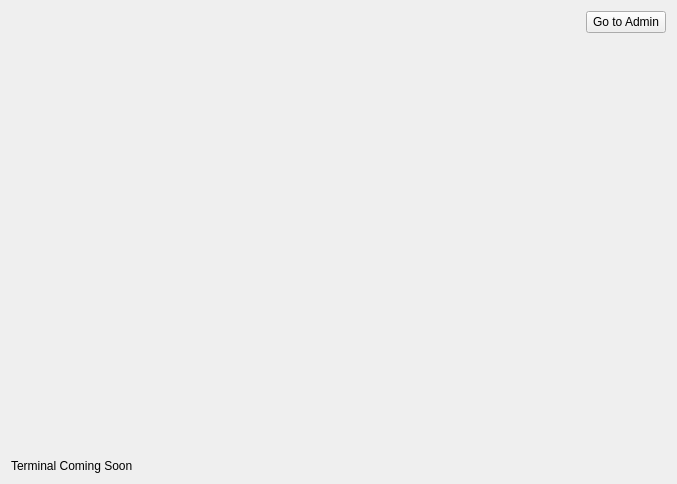
This is terminalwidget.ui in mujeeb11503051/ClinicTimeManager as Qt 5 draws it before an edit. The edited form follows.
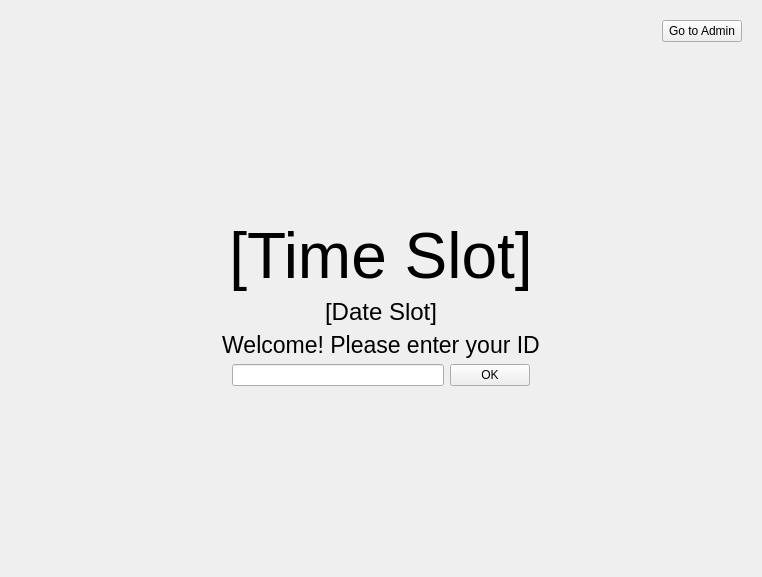
This is the edited form.

Commit message: Add ConfirmationDialog UI with reverse progress bar and event details

```diff
--- a/terminalwidget.ui
+++ b/terminalwidget.ui
@@ -6,8 +6,8 @@
    <rect>
     <x>0</x>
     <y>0</y>
-    <width>677</width>
-    <height>484</height>
+    <width>762</width>
+    <height>577</height>
    </rect>
   </property>
   <property name="windowTitle">
@@ -15,6 +15,13 @@
   </property>
   <layout class="QVBoxLayout" name="verticalLayout">
    <item>
+    <widget class="QStackedWidget" name="stackedWidget">
+     <property name="currentIndex">
+      <number>0</number>
+     </property>
+     <widget class="QWidget" name="page">
+      <layout class="QVBoxLayout" name="verticalLayout_2">
+       <item>
     <layout class="QHBoxLayout" name="horizontalLayout">
      <item>
       <spacer name="horizontalSpacer">
@@ -52,10 +59,106 @@
     </spacer>
    </item>
    <item>
-    <widget class="QLabel" name="label">
+        <widget class="QLabel" name="labelTime">
+         <property name="font">
+          <font>
+           <pointsize>48</pointsize>
+          </font>
+         </property>
      <property name="text">
-      <string>Terminal Coming Soon</string>
-     </property>
+          <string>[Time Slot]</string>
+         </property>
+         <property name="alignment">
+          <set>Qt::AlignmentFlag::AlignCenter</set>
+         </property>
+        </widget>
+       </item>
+       <item>
+        <widget class="QLabel" name="labelDate">
+         <property name="font">
+          <font>
+           <pointsize>18</pointsize>
+          </font>
+         </property>
+         <property name="text">
+          <string>[Date Slot]</string>
+         </property>
+         <property name="alignment">
+          <set>Qt::AlignmentFlag::AlignCenter</set>
+         </property>
+        </widget>
+       </item>
+       <item>
+        <widget class="QLabel" name="label_4">
+         <property name="font">
+          <font>
+           <pointsize>17</pointsize>
+          </font>
+         </property>
+         <property name="text">
+          <string>Welcome! Please enter your ID</string>
+         </property>
+         <property name="alignment">
+          <set>Qt::AlignmentFlag::AlignCenter</set>
+         </property>
+        </widget>
+       </item>
+       <item>
+        <layout class="QHBoxLayout" name="horizontalLayout_3">
+         <item>
+          <spacer name="horizontalSpacer_2">
+           <property name="orientation">
+            <enum>Qt::Orientation::Horizontal</enum>
+           </property>
+           <property name="sizeHint" stdset="0">
+            <size>
+             <width>40</width>
+             <height>20</height>
+            </size>
+           </property>
+          </spacer>
+         </item>
+         <item>
+          <widget class="QLineEdit" name="editEmpId"/>
+         </item>
+         <item>
+          <widget class="QPushButton" name="btnVerify">
+           <property name="text">
+            <string>OK</string>
+           </property>
+          </widget>
+         </item>
+         <item>
+          <spacer name="horizontalSpacer_3">
+           <property name="orientation">
+            <enum>Qt::Orientation::Horizontal</enum>
+           </property>
+           <property name="sizeHint" stdset="0">
+            <size>
+             <width>40</width>
+             <height>20</height>
+            </size>
+           </property>
+          </spacer>
+         </item>
+        </layout>
+       </item>
+       <item>
+        <spacer name="verticalSpacer_2">
+         <property name="orientation">
+          <enum>Qt::Orientation::Vertical</enum>
+         </property>
+         <property name="sizeHint" stdset="0">
+          <size>
+           <width>20</width>
+           <height>40</height>
+          </size>
+         </property>
+        </spacer>
+       </item>
+      </layout>
+     </widget>
+     <widget class="QWidget" name="page_2"/>
     </widget>
    </item>
   </layout>
```
Lines whose indentation alone changed are shown as unchanged. The commit also changes 4 other files.
